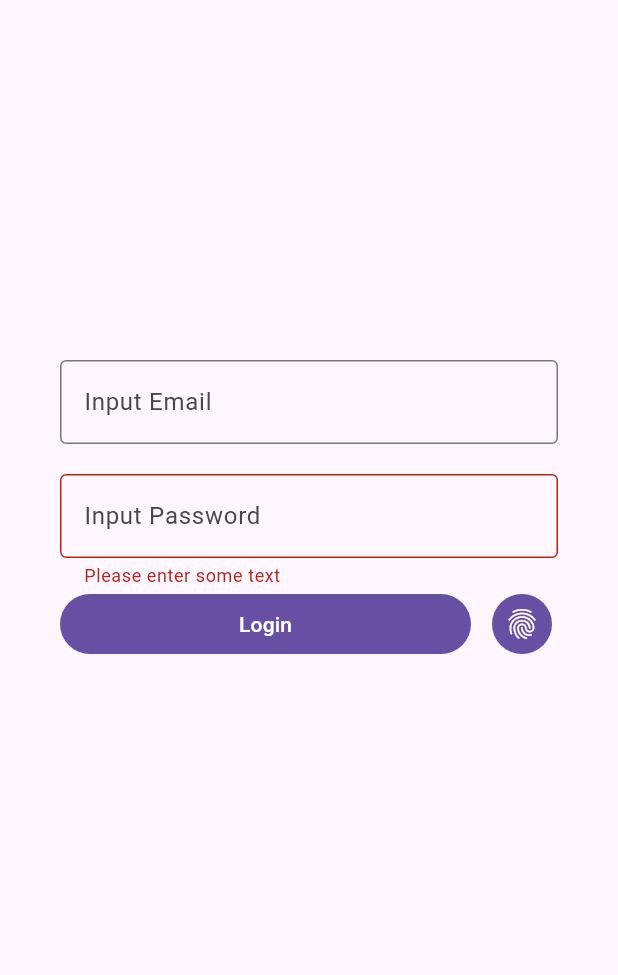
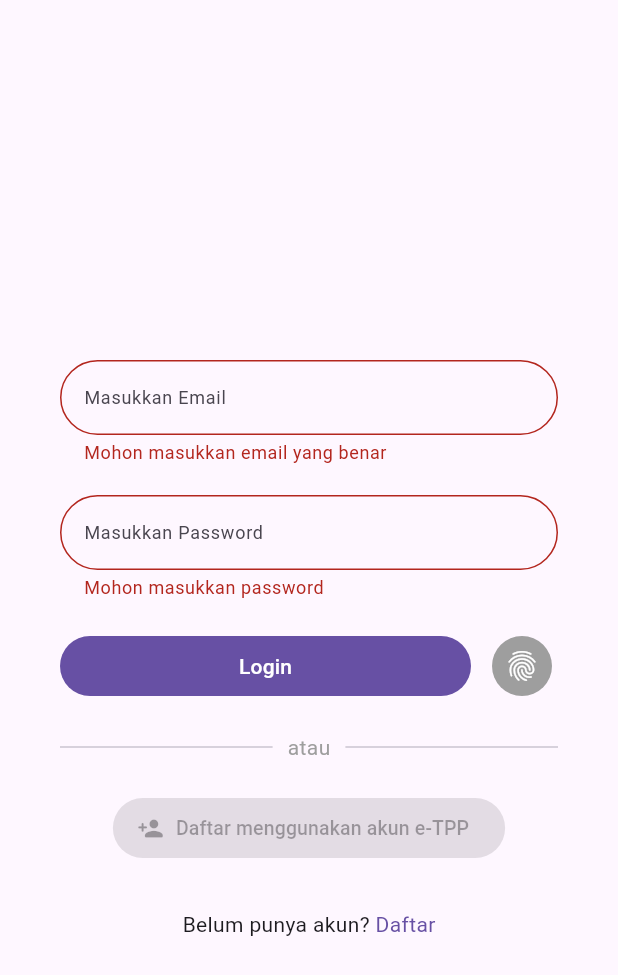
Before and after one commit to Lzadhito/flutter_2fa_test, a Flutter app: the screen it shows after launch, after a tap on "Login", on a phone screen of 412 x 824 dp. Shown: the top 975 px of the screen. Run offline on Flutter 3.47's test engine with Material 2 defaults, Android fonts, the phone set to English and light mode, and no system bars; our stand-ins replace email_validator, flutter_dotenv, gap, local_auth; missing offline and left inert: supabase_auth_ui; accounts and stored records are empty.

Commit message:
feat: finish login & register flow

```diff
--- a/lib/login/screen.dart
+++ b/lib/login/screen.dart
@@ -3,26 +3,64 @@ import 'package:email_validator/email_validator.dart';
 import 'package:flutter/services.dart';
 import 'package:gap/gap.dart';
 import 'package:local_auth/local_auth.dart';
+import 'package:supabase_auth_ui/supabase_auth_ui.dart';
 
 class LoginScreen extends StatefulWidget {
   const LoginScreen({super.key});
 
   @override
-  State<StatefulWidget> createState() {
-    return LoginScreenState();
-  }
+  State<LoginScreen> createState() => _LoginScreenState();
 }
 
-class LoginScreenState extends State<LoginScreen> {
+class _LoginScreenState extends State<LoginScreen> {
   final _formKey = GlobalKey<FormState>();
+  final supabase = Supabase.instance.client;
   final LocalAuthentication auth = LocalAuthentication();
 
-  void handleSubmitLogin(context) {
+  bool _is2FAAvailable = false;
+  String email = '';
+  String password = '';
+
+  @override
+  void initState() {
+    super.initState();
+    check2FAAvailability();
+  }
+
+  check2FAAvailability() async {
+    final bool canAuthenticateWithBiometrics = await auth.canCheckBiometrics;
+    final bool canAuthenticate =
+        canAuthenticateWithBiometrics || await auth.isDeviceSupported();
+
+    final List<BiometricType> availableBiometrics =
+        await auth.getAvailableBiometrics();
+
+    _is2FAAvailable = canAuthenticate && availableBiometrics.isNotEmpty;
+  }
+
+  Future<void> handleSubmitLogin(context) async {
     if (_formKey.currentState!.validate()) {
-      ScaffoldMessenger.of(context).showSnackBar(
-        const SnackBar(content: Text('Processing Data')),
-      );
-      Navigator.pushNamed(context, '/dashboard');
+      _formKey.currentState!.save();
+      try {
+        await supabase
+            .from('Users')
+            .select('email, password')
+            .eq('email', email)
+            .eq('password', password)
+            .single();
+        ScaffoldMessenger.of(context).showSnackBar(
+          const SnackBar(
+              duration: Duration(seconds: 1), content: Text('Login Berhasil')),
+        );
+        Navigator.pushNamed(context, '/dashboard');
+      } catch (e) {
+        ScaffoldMessenger.of(context).showSnackBar(
+          const SnackBar(
+              duration: Duration(seconds: 1),
+              backgroundColor: Colors.red,
+              content: Text('username atau password salah')),
+        );
+      }
     }
   }
 
@@ -40,7 +78,14 @@ class LoginScreenState extends State<LoginScreen> {
             localizedReason: 'Please authenticate to show account balance',
             options: const AuthenticationOptions(biometricOnly: false));
 
-        if (didAuthenticate) Navigator.pushNamed(context, '/dashboard');
+        if (didAuthenticate) {
+          ScaffoldMessenger.of(context).showSnackBar(
+            const SnackBar(
+                duration: Duration(seconds: 1),
+                content: Text('Login Berhasil')),
+          );
+          Navigator.pushNamed(context, '/dashboard');
+        }
         // ···
       } on PlatformException catch (error) {
         debugPrint(error.toString());
@@ -48,6 +93,56 @@ class LoginScreenState extends State<LoginScreen> {
       }
       // Some biometrics are enrolled.
     }
+  }
+
+  void handleRegister(context) async {
+    if (_formKey.currentState!.validate()) {
+      _formKey.currentState!.save();
+      ScaffoldMessenger.of(context).showSnackBar(
+        const SnackBar(
+            duration: Duration(seconds: 200), content: Text('Mendaftarkan')),
+      );
+
+      try {
+        await supabase
+            .from('Users')
+            .select('email, password')
+            .eq('email', email)
+            .single();
+        ScaffoldMessenger.of(context).showSnackBar(const SnackBar(
+            duration: Duration(seconds: 1),
+            backgroundColor: Colors.red,
+            content: Text('Email sudah terdaftar')));
+        return;
+      } catch (error) {
+        try {
+          await supabase
+              .from('Users')
+              .insert({'email': email, 'password': password});
+          ScaffoldMessenger.of(context).showSnackBar(
+            const SnackBar(
+                duration: Duration(seconds: 1),
+                content: Text('Registrasi Berhasil')),
+          );
+          Navigator.pushNamed(context, '/dashboard');
+        } catch (error) {
+          ScaffoldMessenger.of(context).showSnackBar(
+            SnackBar(
+                duration: const Duration(seconds: 1),
+                backgroundColor: Colors.red,
+                content: Text(error.toString())),
+          );
+        }
+      }
+    }
+  }
+
+  void handleWarn2FANotSet() {
+    ScaffoldMessenger.of(context).showSnackBar(
+      const SnackBar(
+          duration: Duration(seconds: 1),
+          content: Text('Smartphone anda tidak terpasang suatu pengaman')),
+    );
   }
 
   @override
@@ -68,34 +163,50 @@ class LoginScreenState extends State<LoginScreen> {
               child: Column(
                 children: [
                   TextFormField(
-                    decoration: const InputDecoration(
-                        border: OutlineInputBorder(), hintText: 'Input Email'),
+                    style: const TextStyle(fontSize: 12),
+                    onSaved: (value) {
+                      email = value ?? '';
+                    },
+                    decoration: InputDecoration(
+                        border: OutlineInputBorder(
+                          borderRadius: BorderRadius.circular(30.0),
+                        ),
+                        hintText: 'Masukkan Email'),
                     // The validator receives the text that the user has entered.
                     validator: (email) {
                       if (email != null && email.isNotEmpty) {
                         final bool isValid = EmailValidator.validate(email);
-                        return isValid ? null : 'Please enter correct email';
+                        return isValid
+                            ? null
+                            : 'Mohon masukkan email yang benar';
+                      }
+                      return 'Mohon masukkan email yang benar';
+                    },
+                  ),
+                  const Gap(20),
+                  TextFormField(
+                    style: TextStyle(fontSize: 12),
+                    onSaved: (value) {
+                      password = value ?? '';
+                    },
+                    obscureText: true,
+                    enableSuggestions: true,
+                    autocorrect: false,
+                    decoration: InputDecoration(
+                        border: OutlineInputBorder(
+                          borderRadius: BorderRadius.circular(30.0),
+                        ),
+                        hintText: 'Masukkan Password'),
+                    // The validator receives the text that the user has entered.
+                    validator: (value) {
+                      debugPrint(value);
+                      if (value == null || value.isEmpty) {
+                        return 'Mohon masukkan password';
                       }
                       return null;
                     },
                   ),
                   const Gap(20),
-                  TextFormField(
-                    obscureText: true,
-                    enableSuggestions: true,
-                    autocorrect: false,
-                    decoration: const InputDecoration(
-                        border: OutlineInputBorder(),
-                        hintText: 'Input Password'),
-                    // The validator receives the text that the user has entered.
-                    validator: (value) {
-                      debugPrint(value);
-                      if (value == null || value.isEmpty) {
-                        return 'Please enter some text';
-                      }
-                      return null;
-                    },
-                  ),
                   Row(
                     children: [
                       Expanded(
@@ -106,11 +217,49 @@ class LoginScreenState extends State<LoginScreen> {
                       ),
                       const Gap(10),
                       IconButton.filled(
+                        style: IconButton.styleFrom(
+                            backgroundColor: _is2FAAvailable
+                                ? Theme.of(context).colorScheme.primary
+                                : Colors.grey),
                         icon: const Icon(Icons.fingerprint_rounded),
-                        onPressed: () => handleLogin2FA(context),
+                        onPressed: _is2FAAvailable
+                            ? () => handleLogin2FA(context)
+                            : handleWarn2FANotSet,
                       )
                     ],
-                  )
+                  ),
+                  const Gap(20),
+                  const Row(children: <Widget>[
+                    Expanded(child: Divider()),
+                    Gap(10),
+                    Text("atau", style: TextStyle(color: Colors.grey)),
+                    Gap(10),
+                    Expanded(child: Divider()),
+                  ]),
+                  const Gap(20),
+                  ElevatedButton.icon(
+                      icon: const Icon(Icons.person_add_rounded),
+                      onPressed: null,
+                      label: const Text(
+                        'Daftar menggunakan akun e-TPP',
+                        style: TextStyle(fontSize: 13),
+                      )),
+                  const Gap(30),
+                  Row(
+                    mainAxisAlignment: MainAxisAlignment.center,
+                    crossAxisAlignment: CrossAxisAlignment.center,
+                    children: [
+                      const Text("Belum punya akun? "),
+                      GestureDetector(
+                        child: Text(
+                          "Daftar",
+                          style: TextStyle(
+                              color: Theme.of(context).colorScheme.primary),
+                        ),
+                        onTap: () => handleRegister(context),
+                      )
+                    ],
+                  ),
                 ],
               ),
             )
--- a/lib/main.dart
+++ b/lib/main.dart
@@ -1,8 +1,18 @@
 import 'package:flutter/material.dart';
 import 'package:kominfo_dashboard_test/dashboard/screen.dart';
 import 'package:kominfo_dashboard_test/login/screen.dart';
+import 'package:supabase_auth_ui/supabase_auth_ui.dart';
+import 'package:flutter_dotenv/flutter_dotenv.dart';
 
-void main() {
+Future<void> main() async {
+  await dotenv.load(fileName: ".env");
+
+  // Move to ENV
+  await Supabase.initialize(
+    url: dotenv.get('SUPABASE_URL', fallback: ''),
+    anonKey: dotenv.get('SUPABASE_ANON_KEY', fallback: ''),
+  );
+
   runApp(const MainApp());
 }
 
--- a/pubspec.yaml
+++ b/pubspec.yaml
@@ -10,8 +10,10 @@ dependencies:
   email_validator: ^2.1.17
   flutter:
     sdk: flutter
+  flutter_dotenv: ^5.1.0
   gap: ^3.0.1
   local_auth: ^2.1.7
+  supabase_auth_ui: ^0.2.1
 
 dev_dependencies:
   flutter_test:
@@ -20,3 +22,5 @@ dev_dependencies:
 
 flutter:
   uses-material-design: true
+  assets:
+    - .env
```
Also changed, not shown: pubspec.lock, 7 other files.
